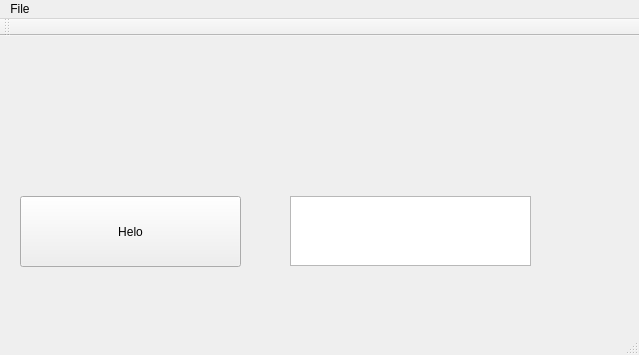
This is mainwindow.ui in foltanyi/rpi_smartHome as Qt 5 draws it before an edit. The edited form follows.
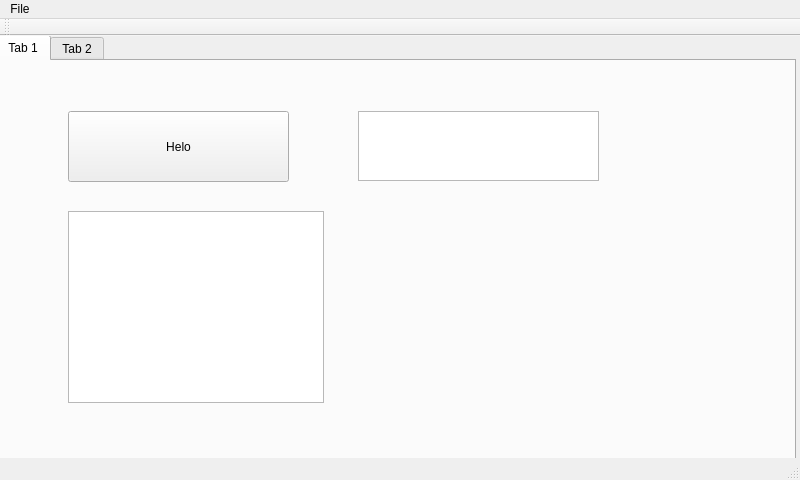
This is the edited form.

Diff of the .ui file:
```diff
--- a/mainwindow.ui
+++ b/mainwindow.ui
@@ -6,8 +6,8 @@
    <rect>
     <x>0</x>
     <y>0</y>
-    <width>639</width>
-    <height>355</height>
+    <width>800</width>
+    <height>480</height>
    </rect>
   </property>
   <property name="cursor">
@@ -17,11 +17,43 @@
    <string>MainWindow</string>
   </property>
   <widget class="QWidget" name="centralWidget">
-   <widget class="QPushButton" name="pushButton">
+   <widget class="QTabWidget" name="tabWidget">
     <property name="geometry">
      <rect>
-      <x>20</x>
-      <y>160</y>
+      <x>-4</x>
+      <y>-1</y>
+      <width>800</width>
+      <height>441</height>
+     </rect>
+    </property>
+    <property name="minimumSize">
+     <size>
+      <width>0</width>
+      <height>441</height>
+     </size>
+    </property>
+    <property name="currentIndex">
+     <number>0</number>
+    </property>
+    <widget class="QWidget" name="tab">
+     <attribute name="title">
+      <string>Tab 1</string>
+     </attribute>
+     <widget class="QTextEdit" name="textEdit">
+      <property name="geometry">
+       <rect>
+        <x>360</x>
+        <y>50</y>
+        <width>241</width>
+        <height>70</height>
+       </rect>
+      </property>
+     </widget>
+     <widget class="QPushButton" name="heloButton">
+      <property name="geometry">
+       <rect>
+        <x>70</x>
+        <y>50</y>
       <width>221</width>
       <height>71</height>
      </rect>
@@ -30,15 +62,22 @@
      <string>Helo</string>
     </property>
    </widget>
-   <widget class="QTextEdit" name="textEdit">
+     <widget class="QListView" name="listView">
     <property name="geometry">
      <rect>
-      <x>290</x>
-      <y>160</y>
-      <width>241</width>
-      <height>70</height>
-     </rect>
-    </property>
+        <x>70</x>
+        <y>150</y>
+        <width>256</width>
+        <height>192</height>
+       </rect>
+      </property>
+     </widget>
+    </widget>
+    <widget class="QWidget" name="tab_2">
+     <attribute name="title">
+      <string>Tab 2</string>
+     </attribute>
+    </widget>
    </widget>
   </widget>
   <widget class="QMenuBar" name="menuBar">
@@ -46,7 +85,7 @@
     <rect>
      <x>0</x>
      <y>0</y>
-     <width>639</width>
+     <width>800</width>
      <height>22</height>
     </rect>
    </property>
```
Lines whose indentation alone changed are shown as unchanged.
